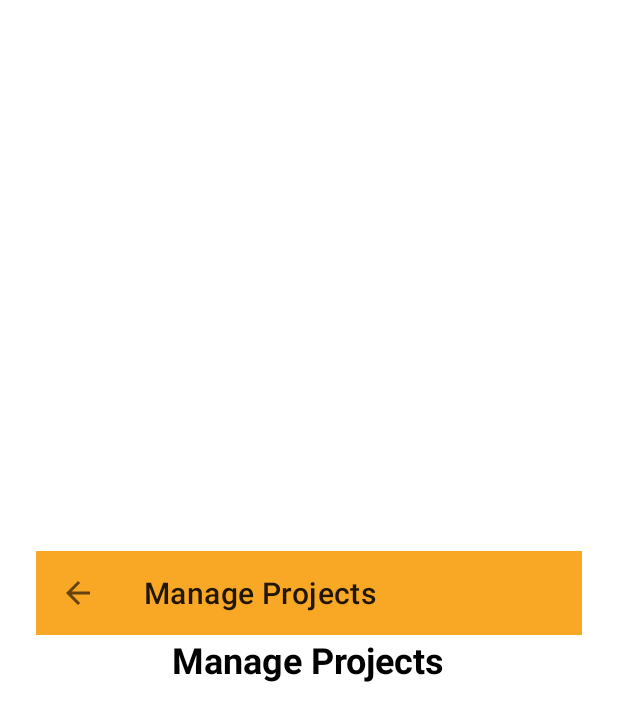
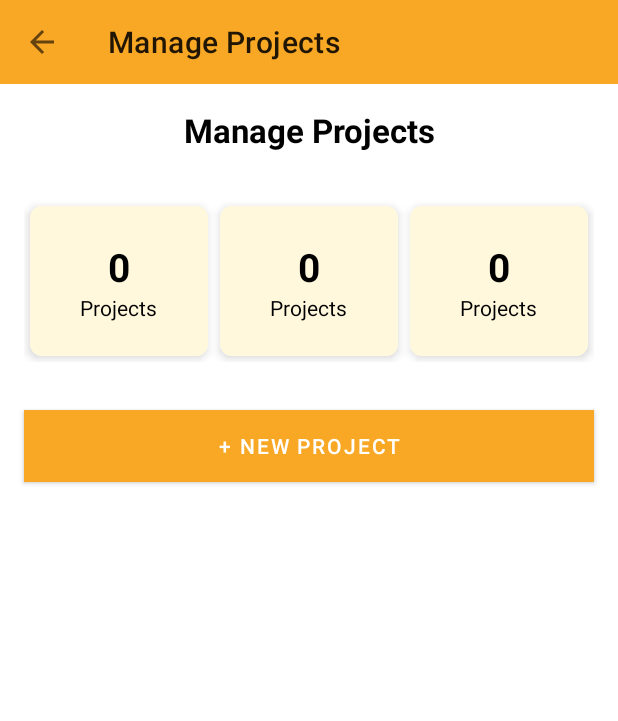
Before and after one commit to IPVC-EI-2024-2025/tp-ei-a-2024-2025-projectmanagment_28998_24899, an Android app: the ManageProjectsActivity screen opened directly, with no data from a screen before it, on a phone screen of 412 x 824 dp. Shown: the top 721 px of the screen. Run offline under Robolectric (Android 15) with nearby library versions, the phone set to English and light mode, and no system bars.

Commit message:
Create project funcionality done. Need to list projects in the app

```diff
--- a/app/build.gradle.kts
+++ b/app/build.gradle.kts
@@ -76,5 +76,5 @@ dependencies {
     implementation("com.google.android.material:material:1.9.0")
     implementation ("androidx.lifecycle:lifecycle-livedata-ktx:2.8.6")
     implementation("com.squareup.okhttp3:logging-interceptor:4.12.0")
-
+    implementation ("androidx.cardview:cardview:1.0.0'")
 }
--- a/app/src/main/AndroidManifest.xml
+++ b/app/src/main/AndroidManifest.xml
@@ -48,6 +48,8 @@
                   android:theme="@style/Theme.TaskWave.NoActionBar"/>
         <activity android:name=".ui.home.admin.exportstatistics.ExportStatisticsActivity"
                   android:theme="@style/Theme.TaskWave.NoActionBar"/>
+        <activity android:name=".ui.home.admin.manageprojects.CreateProjectActivity"
+                  android:theme="@style/Theme.TaskWave.NoActionBar"/>
 
     </application>
 
--- a/app/src/main/java/com/baptistaz/taskwave/data/remote/RetrofitInstance.kt
+++ b/app/src/main/java/com/baptistaz/taskwave/data/remote/RetrofitInstance.kt
@@ -2,6 +2,7 @@ package com.baptistaz.taskwave.data.remote
 
 import com.baptistaz.taskwave.BuildConfig
 import com.baptistaz.taskwave.data.remote.auth.AuthService
+import com.baptistaz.taskwave.data.remote.project.ProjectService
 import okhttp3.OkHttpClient
 import okhttp3.logging.HttpLoggingInterceptor
 import retrofit2.Retrofit
@@ -48,6 +49,15 @@ object RetrofitInstance {
             .create(AuthService::class.java)
     }
 
+    val projectService: ProjectService by lazy {
+        Retrofit.Builder()
+            .baseUrl(BuildConfig.SUPABASE_URL + "/rest/v1/")
+            .client(createRestClient(BuildConfig.SUPABASE_KEY))
+            .addConverterFactory(GsonConverterFactory.create())
+            .build()
+            .create(ProjectService::class.java)
+    }
+
     fun getApiService(token: String): ApiService {
         return Retrofit.Builder()
             .baseUrl(BuildConfig.SUPABASE_URL + "/rest/v1/")
@@ -56,4 +66,14 @@ object RetrofitInstance {
             .build()
             .create(ApiService::class.java)
     }
+
+    fun getProjectService(token: String): ProjectService {
+        return Retrofit.Builder()
+            .baseUrl(BuildConfig.SUPABASE_URL + "/rest/v1/")
+            .client(createRestClient(token))
+            .addConverterFactory(GsonConverterFactory.create())
+            .build()
+            .create(ProjectService::class.java)
+    }
+
 }
--- /dev/null
+++ b/app/src/main/java/com/baptistaz/taskwave/data/remote/project/ProjectService.kt
@@ -0,0 +1,35 @@
+package com.baptistaz.taskwave.data.remote.project
+
+import com.baptistaz.taskwave.data.model.Project
+import retrofit2.Response
+import retrofit2.http.Body
+import retrofit2.http.DELETE
+import retrofit2.http.GET
+import retrofit2.http.Headers
+import retrofit2.http.PATCH
+import retrofit2.http.POST
+import retrofit2.http.Query
+
+interface ProjectService {
+
+    @GET("project")
+    suspend fun getAllProjects(): Response<List<Project>>
+
+    @Headers("Prefer: return=representation")
+    @POST("project")
+    suspend fun createProject(
+        @Body project: Project
+    ): Response<List<Project>>
+
+
+    @PATCH("project")
+    suspend fun updateProject(
+        @Query("id_project") id: String,
+        @Body updatedProject: Project
+    ): Response<Project>
+
+    @DELETE("project")
+    suspend fun deleteProject(
+        @Query("id_project") id: String
+    ): Response<Unit>
+}
--- a/app/src/main/java/com/baptistaz/taskwave/ui/home/admin/manageprojects/ManageProjectsActivity.kt
+++ b/app/src/main/java/com/baptistaz/taskwave/ui/home/admin/manageprojects/ManageProjectsActivity.kt
@@ -1,19 +1,68 @@
 package com.baptistaz.taskwave.ui.home.admin.manageprojects
 
+import android.content.Intent
 import android.os.Bundle
+import android.widget.Button
+import android.widget.TextView
+import androidx.activity.viewModels
 import androidx.appcompat.app.AppCompatActivity
-import androidx.appcompat.widget.Toolbar
+import androidx.lifecycle.lifecycleScope
 import com.baptistaz.taskwave.R
+import com.baptistaz.taskwave.data.remote.RetrofitInstance
+import com.baptistaz.taskwave.data.remote.project.ProjectRepository
+import kotlinx.coroutines.flow.collectLatest
+import kotlinx.coroutines.launch
 
 class ManageProjectsActivity : AppCompatActivity() {
+
+    private lateinit var textTotal: TextView
+    private lateinit var textActive: TextView
+    private lateinit var textCompleted: TextView
+
+    private val viewModel: ProjectViewModel by viewModels {
+        ProjectViewModelFactory(
+            ProjectRepository(RetrofitInstance.getProjectService(""))
+        )
+    }
+
+
     override fun onCreate(savedInstanceState: Bundle?) {
         super.onCreate(savedInstanceState)
         setContentView(R.layout.activity_manage_projects)
 
-        val toolbar = findViewById<Toolbar>(R.id.toolbar)
+        // Toolbar com botão de voltar
+        val toolbar = findViewById<androidx.appcompat.widget.Toolbar>(R.id.toolbar)
         setSupportActionBar(toolbar)
         supportActionBar?.setDisplayHomeAsUpEnabled(true)
         supportActionBar?.title = "Manage Projects"
+
+        // Inicializa views
+        val cardTotal = findViewById<androidx.cardview.widget.CardView>(R.id.card_total)
+        val cardActive = findViewById<androidx.cardview.widget.CardView>(R.id.card_active)
+        val cardCompleted = findViewById<androidx.cardview.widget.CardView>(R.id.card_completed)
+
+        textTotal = cardTotal.findViewById(R.id.text_stat_value)
+        textActive = cardActive.findViewById(R.id.text_stat_value)
+        textCompleted = cardCompleted.findViewById(R.id.text_stat_value)
+
+
+        // Observa os projetos
+        lifecycleScope.launch {
+            viewModel.projects.collectLatest {
+                textTotal.text = viewModel.getTotalCount().toString()
+                textActive.text = viewModel.getActiveCount().toString()
+                textCompleted.text = viewModel.getCompletedCount().toString()
+            }
+        }
+
+        // Carrega os projetos
+        viewModel.loadProjects()
+
+        findViewById<Button>(R.id.button_new_project).setOnClickListener {
+            val intent = Intent(this, CreateProjectActivity::class.java)
+            startActivity(intent)
+        }
+
     }
 
     override fun onSupportNavigateUp(): Boolean {
--- /dev/null
+++ b/app/src/main/java/com/baptistaz/taskwave/ui/home/admin/manageprojects/ProjectViewModel.kt
@@ -0,0 +1,35 @@
+package com.baptistaz.taskwave.ui.home.admin.manageprojects
+
+import androidx.lifecycle.ViewModel
+import androidx.lifecycle.viewModelScope
+import com.baptistaz.taskwave.data.model.Project
+import com.baptistaz.taskwave.data.remote.project.ProjectRepository
+import kotlinx.coroutines.flow.MutableStateFlow
+import kotlinx.coroutines.flow.StateFlow
+import kotlinx.coroutines.launch
+
+class ProjectViewModel(private val repository: ProjectRepository) : ViewModel() {
+
+    private val _projects = MutableStateFlow<List<Project>>(emptyList())
+    val projects: StateFlow<List<Project>> = _projects
+
+    private val _error = MutableStateFlow<String?>(null)
+    val error: StateFlow<String?> = _error
+
+    fun loadProjects() {
+        viewModelScope.launch {
+            try {
+                val result = repository.getAllProjects()
+                _projects.value = result
+            } catch (e: Exception) {
+                _error.value = e.message
+            }
+        }
+    }
+
+    fun getTotalCount(): Int = _projects.value.size
+
+    fun getActiveCount(): Int = _projects.value.count { it.status.equals("active", true) }
+
+    fun getCompletedCount(): Int = _projects.value.count { it.status.equals("completed", true) }
+}
--- /dev/null
+++ b/app/src/main/java/com/baptistaz/taskwave/ui/home/admin/manageprojects/ProjectViewModelFactory.kt
@@ -0,0 +1,17 @@
+package com.baptistaz.taskwave.ui.home.admin.manageprojects
+
+import androidx.lifecycle.ViewModel
+import androidx.lifecycle.ViewModelProvider
+import com.baptistaz.taskwave.data.remote.project.ProjectRepository
+
+class ProjectViewModelFactory(
+    private val repository: ProjectRepository
+) : ViewModelProvider.Factory {
+
+    override fun <T : ViewModel> create(modelClass: Class<T>): T {
+        if (modelClass.isAssignableFrom(ProjectViewModel::class.java)) {
+            return ProjectViewModel(repository) as T
+        }
+        throw IllegalArgumentException("Unknown ViewModel class")
+    }
+}
--- a/app/src/main/res/layout/activity_manage_projects.xml
+++ b/app/src/main/res/layout/activity_manage_projects.xml
@@ -1,19 +1,48 @@
 <?xml version="1.0" encoding="utf-8"?>
 <LinearLayout xmlns:android="http://schemas.android.com/apk/res/android"
+    xmlns:tools="http://schemas.android.com/tools"
     android:layout_width="match_parent"
     android:layout_height="match_parent"
     android:orientation="vertical"
-    android:gravity="center"
-    android:padding="24dp"
-    android:background="@color/background_white">
+    android:background="@color/background_white"
+    tools:context=".ui.home.admin.manageprojects.ManageProjectsActivity">
 
     <include layout="@layout/toolbar_back" />
 
+    <!-- Título -->
     <TextView
-        android:layout_width="wrap_content"
+        android:layout_width="match_parent"
         android:layout_height="wrap_content"
         android:text="Manage Projects"
-        android:textSize="24sp"
+        android:gravity="center"
+        android:padding="16dp"
+        android:textSize="22sp"
         android:textStyle="bold"
         android:textColor="@color/black"/>
+
+    <!-- Cards estatísticos -->
+    <LinearLayout
+        android:layout_width="match_parent"
+        android:layout_height="wrap_content"
+        android:padding="16dp"
+        android:weightSum="3"
+        android:orientation="horizontal">
+
+        <include layout="@layout/project_card_stat" android:id="@+id/card_total" />
+        <include layout="@layout/project_card_stat" android:id="@+id/card_active" />
+        <include layout="@layout/project_card_stat" android:id="@+id/card_completed" />
+    </LinearLayout>
+
+    <Button
+        android:id="@+id/button_new_project"
+        android:layout_width="match_parent"
+        android:layout_height="wrap_content"
+        android:text="+ New Project"
+        android:layout_margin="16dp"
+        android:textColor="@android:color/white"
+        android:background="@color/button_orange"
+        android:elevation="4dp"/>
+
+    <!-- TODO: Lista + Filtros + Search (nos próximos passos) -->
+
 </LinearLayout>
--- /dev/null
+++ b/app/src/main/res/layout/project_card_stat.xml
@@ -0,0 +1,36 @@
+<androidx.cardview.widget.CardView
+    xmlns:android="http://schemas.android.com/apk/res/android"
+    xmlns:card_view="http://schemas.android.com/apk/res-auto"
+    android:layout_width="0dp"
+    android:layout_height="100dp"
+    android:layout_weight="1"
+    card_view:cardCornerRadius="8dp"
+    card_view:cardElevation="4dp"
+    android:layout_margin="4dp">
+
+    <LinearLayout
+        android:layout_width="match_parent"
+        android:layout_height="match_parent"
+        android:orientation="vertical"
+        android:gravity="center"
+        android:padding="8dp"
+        android:background="#FFF8DC">
+
+        <TextView
+            android:id="@+id/text_stat_value"
+            android:layout_width="wrap_content"
+            android:layout_height="wrap_content"
+            android:text="0"
+            android:textSize="26sp"
+            android:textStyle="bold"
+            android:textColor="@color/black"/>
+
+        <TextView
+            android:id="@+id/text_stat_label"
+            android:layout_width="wrap_content"
+            android:layout_height="wrap_content"
+            android:text="Projects"
+            android:textSize="14sp"
+            android:textColor="@color/black"/>
+    </LinearLayout>
+</androidx.cardview.widget.CardView>
```
Also changed, not shown: app/src/main/java/com/baptistaz/taskwave/data/model/Project.kt (added, +10 -0 lines), app/src/main/java/com/baptistaz/taskwave/data/remote/project/ProjectRepository.kt (added, +42 -0 lines), app/src/main/java/com/baptistaz/taskwave/ui/home/admin/manageprojects/CreateProjectActivity.kt (added, +92 -0 lines), app/src/main/res/layout/activity_create_project.xml (added, +75 -0 lines).
